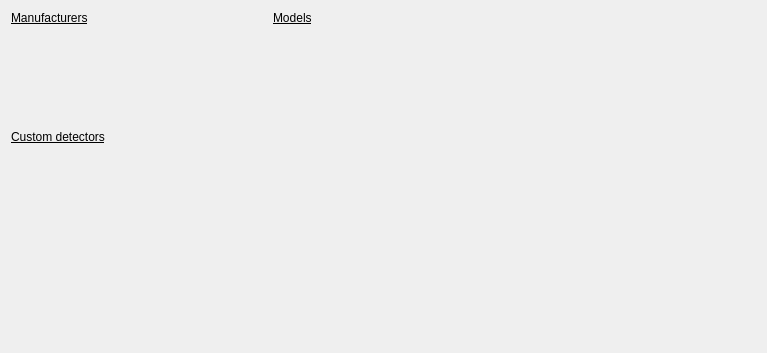
Qt form pyFAI/resources/gui/detector-selection-drop.ui (silx-kit/pyFAI) before a commit.
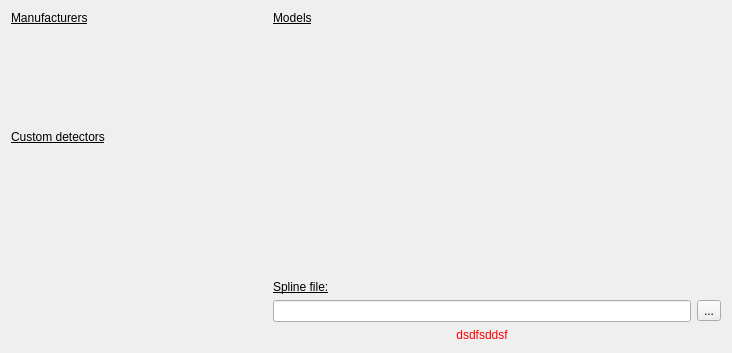
The same form after that commit. The open tabs and pages were chosen to show the change. Custom widgets are drawn as their Qt base class.

Commit message: Spline file can be loaded as a detector description

```diff
--- a/pyFAI/resources/gui/detector-selection-drop.ui
+++ b/pyFAI/resources/gui/detector-selection-drop.ui
@@ -6,7 +6,7 @@
    <rect>
     <x>0</x>
     <y>0</y>
-    <width>767</width>
+    <width>732</width>
     <height>353</height>
    </rect>
   </property>
@@ -191,6 +191,60 @@
          </property>
         </widget>
        </item>
+       <item>
+        <widget class="QWidget" name="_splinePanel" native="true">
+         <layout class="QGridLayout" name="gridLayout_4">
+          <property name="margin">
+           <number>0</number>
+          </property>
+          <item row="0" column="0">
+           <widget class="QLabel" name="label_5">
+            <property name="font">
+             <font>
+              <underline>true</underline>
+             </font>
+            </property>
+            <property name="text">
+             <string>Spline file:</string>
+            </property>
+            <property name="buddy">
+             <cstring>_image</cstring>
+            </property>
+           </widget>
+          </item>
+          <item row="2" column="0">
+           <widget class="QLabel" name="_splineError">
+            <property name="styleSheet">
+             <string notr="true">QLabel {color:red}</string>
+            </property>
+            <property name="text">
+             <string>dsdfsddsf</string>
+            </property>
+            <property name="alignment">
+             <set>Qt::AlignCenter</set>
+            </property>
+            <property name="wordWrap">
+             <bool>true</bool>
+            </property>
+           </widget>
+          </item>
+          <item row="1" column="0">
+           <widget class="FileEdit" name="_splineFile">
+            <property name="text">
+             <string/>
+            </property>
+           </widget>
+          </item>
+          <item row="1" column="1">
+           <widget class="QToolButton" name="_splineLoader">
+            <property name="text">
+             <string>...</string>
+            </property>
+           </widget>
+          </item>
+         </layout>
+        </widget>
+       </item>
       </layout>
      </widget>
      <widget class="QWidget" name="_filePanel">
@@ -309,23 +363,6 @@
           </sizepolicy>
          </property>
          <layout class="QGridLayout" name="gridLayout_2">
-          <item row="2" column="0">
-           <widget class="QLabel" name="label_5">
-            <property name="text">
-             <string>Spline file:</string>
-            </property>
-            <property name="buddy">
-             <cstring>_image</cstring>
-            </property>
-           </widget>
-          </item>
-          <item row="2" column="5">
-           <widget class="QToolButton" name="_splineRemove">
-            <property name="text">
-             <string>X</string>
-            </property>
-           </widget>
-          </item>
           <item row="0" column="2">
            <widget class="QLabel" name="_energyUnit_3">
             <property name="sizePolicy">
@@ -414,13 +451,6 @@
             </property>
            </spacer>
           </item>
-          <item row="2" column="4">
-           <widget class="QToolButton" name="_splineLoader">
-            <property name="text">
-             <string>...</string>
-            </property>
-           </widget>
-          </item>
           <item row="3" column="1">
            <widget class="QuantityEdit" name="_detectorWidth">
             <property name="text">
@@ -431,13 +461,6 @@
             </property>
            </widget>
           </item>
-          <item row="2" column="1" colspan="3">
-           <widget class="FileEdit" name="_splineFile">
-            <property name="text">
-             <string/>
-            </property>
-           </widget>
-          </item>
           <item row="0" column="3">
            <widget class="QuantityEdit" name="_pixelHeight">
             <property name="text">
```
Left out of the diff: 12 changed lines with no effect on the pictures. The commit also changes 1 other file.
